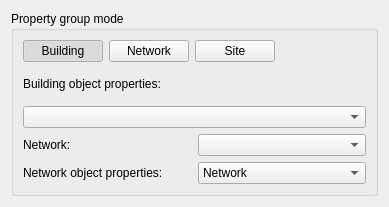
Qt form SIM-VICUS/src/SVPropModeSelectionWidget.ui (ghorwin/SIM-VICUS) before a commit.
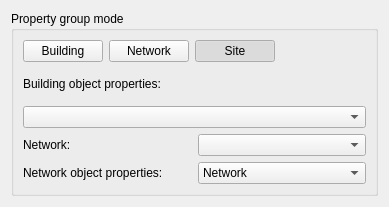
The same form after that commit.

Commit message: Added correct updating of states when mode switch occurred.

Patch:
```diff
--- a/SIM-VICUS/src/SVPropModeSelectionWidget.ui
+++ b/SIM-VICUS/src/SVPropModeSelectionWidget.ui
@@ -54,6 +54,9 @@
         <property name="checkable">
          <bool>true</bool>
         </property>
+        <property name="checked">
+         <bool>true</bool>
+        </property>
         <property name="autoExclusive">
          <bool>true</bool>
         </property>
@@ -108,7 +111,7 @@
          <bool>true</bool>
         </property>
         <property name="checked">
-         <bool>true</bool>
+         <bool>false</bool>
         </property>
         <property name="autoExclusive">
          <bool>true</bool>
```
The commit also changes 1 other file.
